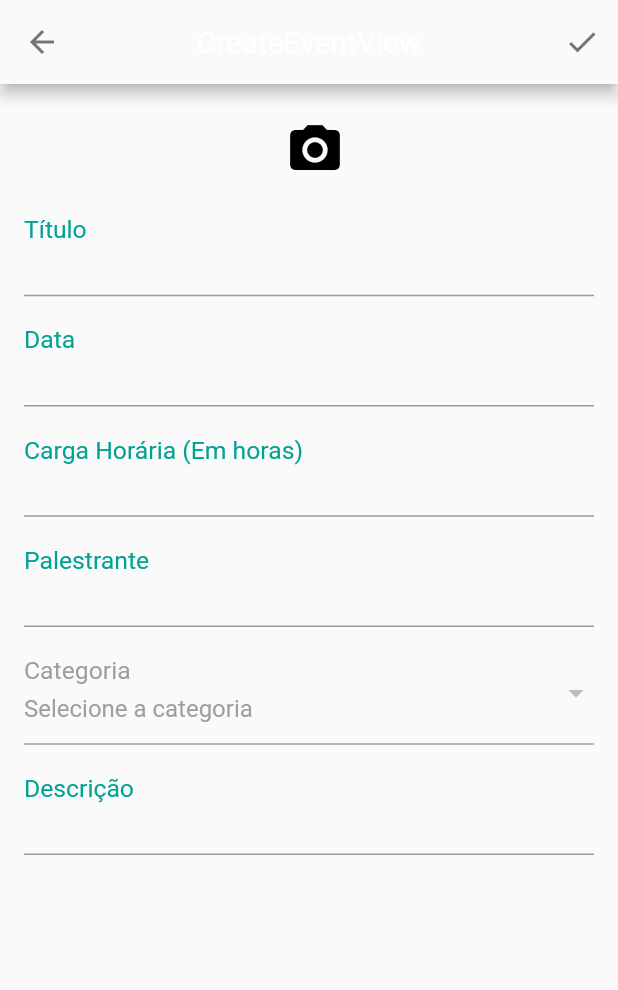
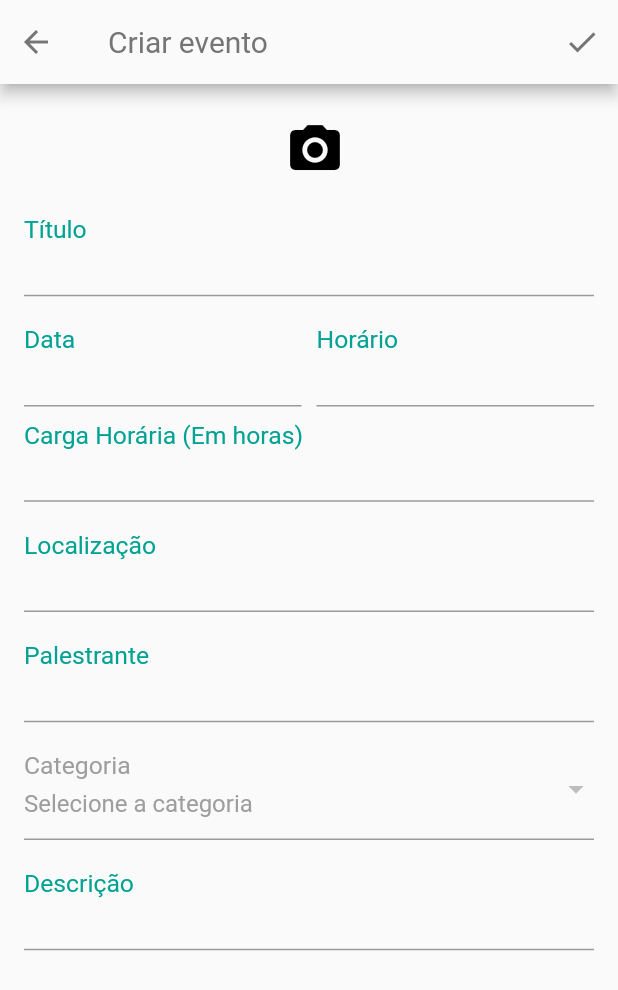
Before and after one commit to iagoGB/PAAP-APP, a Flutter app: the AdminEventsView screen opened by its route, after a tap on "Criar", on a phone screen of 412 x 824 dp. Shown: the top 990 px of the screen. Run offline on Flutter 3.47's test engine with Material 2 defaults, Android fonts, the phone set to English and light mode, and no system bars; our stand-ins replace get, get_storage, image_picker; missing offline and left inert: back_button_interceptor, flutter_barcode_scanner; accounts and stored records are empty; network calls fail.

Commit message:
Compartilhando componentes, edição de evento funcional

```diff
--- a/lib/app/data/models/event_model.dart
+++ b/lib/app/data/models/event_model.dart
@@ -1,12 +1,15 @@
+import 'package:paap_app/app/data/models/category_model.dart';
+
 class Event {
   int? id;
   String? picture;
   String? title;
   String? location;
+  String? description;
   String? qrCode;
   DateTime? dateTime;
   int? workload;
-  String? category;
+  Category? category;
   List<String>? speakers;
   List<String>? enrolled;
 
@@ -15,6 +18,7 @@ class Event {
     this.picture,
     this.title,
     this.location,
+    this.description,
     this.qrCode,
     this.dateTime,
     this.workload,
@@ -28,10 +32,12 @@ class Event {
     picture = json['picture'];
     title = json['title'];
     location = json['location'];
+    description = json['description'];
     qrCode = json['qrCode'];
     dateTime = DateTime.tryParse(json['dateTime']);
     workload = json['workload'];
-    category = json['category'];
+    category =
+        json['category'] != null ? Category?.fromJson(json['category']) : null;
     speakers = json['speakers'].cast<String>();
     enrolled = json['enrolled'].cast<String>();
   }
@@ -42,10 +48,13 @@ class Event {
     data['picture'] = picture;
     data['title'] = title;
     data['location'] = location;
+    data['description'] = description;
     data['qrCode'] = qrCode;
     data['dateTime'] = dateTime;
     data['workload'] = workload;
-    data['category'] = category;
+    if (category != null) {
+      data['category'] = category?.toJson();
+    }
     data['speakers'] = speakers;
     data['enrolled'] = enrolled;
     return data;
--- a/lib/app/data/providers/api_provider.dart
+++ b/lib/app/data/providers/api_provider.dart
@@ -11,10 +11,13 @@ class ApiProvider extends GetConnect {
     var auth = storage.read('auth');
     //1.base_url
     httpClient.baseUrl = BASE_URL;
-    httpClient.addAuthenticator<dynamic>((request) async {
+    httpClient.timeout = Duration(seconds: 20);
+    httpClient.addRequestModifier<dynamic>((request) {
+      print('executou interceptor');
       request.headers['Authorization'] = "${auth['token']}";
+      print(request.headers);
       return request;
     });
-    super.onInit();
+    // super.onInit();
   }
 }
--- a/lib/app/data/providers/event_provider.dart
+++ b/lib/app/data/providers/event_provider.dart
@@ -1,3 +1,6 @@
+import 'dart:convert';
+import 'package:path/path.dart';
+
 import 'package:get/get.dart';
 
 import 'package:paap_app/app/data/providers/api_provider.dart';
@@ -6,7 +9,7 @@ import 'package:paap_app/app/data/providers/storage_provider.dart';
 import '../models/event_model.dart';
 
 class EventProvider extends GetConnect {
-  final ApiProvider apiProvider;
+  ApiProvider apiProvider;
   final StorageProvider storageProvider;
 
   EventProvider(
@@ -15,7 +18,9 @@ class EventProvider extends GetConnect {
   );
 
   @override
-  void onInit() {}
+  void onInit() {
+    this.apiProvider = Get.find<ApiProvider>();
+  }
 
   Future<List<Event?>> getOpens() async {
     final response = await apiProvider.get('/event/open');
@@ -46,8 +51,29 @@ class EventProvider extends GetConnect {
     return response.body.map<Event>((e) => Event.fromJson(e)).toList();
   }
 
-  Future<Response<Event>> postEvent(Event event) async =>
-      await post('event', event);
+  Future<void> postEvent(image, event) async {
+    final formData = FormData({
+      'image': MultipartFile(image, filename: '${basename(image.path)}'),
+      'event': jsonEncode(event)
+    });
+    var response = await apiProvider.post('/event', formData);
+    if (response.hasError) {
+      throw new Exception('Erro ao criar novo evento');
+    }
+  }
+
+  updateEvent(image, event) async {
+    final formData = FormData({
+      'image': image != null
+          ? MultipartFile(image, filename: '${basename(image.path)}')
+          : null,
+      'event': jsonEncode(event)
+    });
+    var response = await apiProvider.put('/event', formData);
+    if (response.hasError) {
+      throw new Exception('Erro ao criar novo evento ${response.bodyString}');
+    }
+  }
 
   Future<Response> deleteEvent(int id) async => await delete('event/$id');
 
@@ -86,4 +112,16 @@ class EventProvider extends GetConnect {
         throw new Exception('Erro ao tentar registrar presença');
     }
   }
+
+  Future<List<Event?>> getAll() async {
+    var auth = storageProvider.getAuth();
+    final response = await apiProvider.get('/event');
+    if (response.hasError) {
+      print('error api ${response.bodyString}');
+      throw new Exception('Erro ao buscar eventos');
+    }
+    return response.body['content']
+        .map<Event>((e) => Event.fromJson(e))
+        .toList();
+  }
 }
--- a/lib/app/modules/admin_events/bindings/admin_events_binding.dart
+++ b/lib/app/modules/admin_events/bindings/admin_events_binding.dart
@@ -1,4 +1,6 @@
 import 'package:get/get.dart';
+import 'package:paap_app/app/data/providers/api_provider.dart';
+import 'package:paap_app/app/data/providers/event_provider.dart';
 import 'package:paap_app/app/data/providers/storage_provider.dart';
 
 import '../controllers/admin_events_controller.dart';
@@ -6,11 +8,17 @@ import '../controllers/admin_events_controller.dart';
 class AdminEventsBinding extends Bindings {
   @override
   void dependencies() {
+    Get.lazyPut<ApiProvider>(
+      () => ApiProvider(),
+    );
     Get.lazyPut<StorageProvider>(
       () => StorageProvider(),
     );
+    Get.lazyPut<EventProvider>(
+      () => EventProvider(Get.find(), Get.find()),
+    );
     Get.lazyPut<AdminEventsController>(
-      () => AdminEventsController(Get.find()),
+      () => AdminEventsController(Get.find(), Get.find()),
     );
   }
 }
--- a/lib/app/modules/admin_events/controllers/admin_events_controller.dart
+++ b/lib/app/modules/admin_events/controllers/admin_events_controller.dart
@@ -1,14 +1,18 @@
 import 'package:get/get.dart';
+import 'package:paap_app/app/data/providers/event_provider.dart';
 import 'package:paap_app/app/data/providers/storage_provider.dart';
+import 'package:paap_app/app/routes/app_pages.dart';
 
-class AdminEventsController extends GetxController {
+class AdminEventsController extends GetxController with StateMixin {
   final StorageProvider storage;
+  final EventProvider eventProvider;
 
-  AdminEventsController(this.storage);
+  AdminEventsController(this.storage, this.eventProvider);
 
   @override
   void onInit() {
     super.onInit();
+    this.getAll();
   }
 
   @override
@@ -23,4 +27,23 @@ class AdminEventsController extends GetxController {
     this.storage.clear();
     Get.rootDelegate.offNamed('login');
   }
+
+  toCreateEvent() {
+    Get.rootDelegate.toNamed(Routes.CREATE_EVENT);
+  }
+
+  toDetails(id) {
+    Get.rootDelegate.toNamed(Routes.EVENT_DETAILS(id.toString()));
+  }
+
+  getAll() async {
+    await this.eventProvider.getAll().then((value) {
+      for (var i = 0; i < 10; i++) {
+        value.add(value[0]);
+      }
+      change(value, status: RxStatus.success());
+    }, onError: (err) {
+      change(null, status: RxStatus.error());
+    });
+  }
 }
--- a/lib/app/modules/admin_events/views/admin_events_view.dart
+++ b/lib/app/modules/admin_events/views/admin_events_view.dart
@@ -2,7 +2,9 @@ import 'package:flutter/material.dart';
 
 import 'package:get/get.dart';
 import 'package:paap_app/app/modules/shared/widgets/admin_app_bar.dart';
-import 'package:paap_app/app/routes/app_pages.dart';
+import 'package:paap_app/app/modules/shared/widgets/error_feedback.dart';
+import 'package:paap_app/app/modules/shared/widgets/event_card.dart';
+import 'package:paap_app/app/modules/shared/widgets/no_events_feedback.dart';
 
 import '../controllers/admin_events_controller.dart';
 
@@ -15,14 +17,43 @@ class AdminEventsView extends GetView<AdminEventsController> {
         iconColor: Get.isDarkMode ? Colors.yellow : Colors.black,
         controller: controller,
       ),
-      body: SingleChildScrollView(
-        child: Column(
-          children: [
-            ElevatedButton(
-              onPressed: () => Get.rootDelegate.toNamed(Routes.CREATE_EVENT),
-              child: Text("Criar"),
-            )
-          ],
+      body: controller.obx(
+        (state) => ListView.builder(
+          itemCount: state.length,
+          itemBuilder: (_, index) => EventCard(
+            event: state[index],
+            onTapFunction: controller.toDetails,
+            textColor: Get.theme.primaryColor,
+          ),
+        ),
+        onEmpty: NoEventsFeedback(
+            'assets/images/no_past_events.png', 'Nenhum evento no momento'),
+        onError: (error) => ErrorFeedback(error),
+      ),
+      floatingActionButtonLocation: FloatingActionButtonLocation.centerFloat,
+      floatingActionButton: Container(
+        color: Color(0x00ffffff),
+        // padding: EdgeInsets.symmetric(vertical: 8, horizontal: 100),
+        // margin: EdgeInsets.symmetric(horizontal: 8, vertical: 8),
+        height: 50,
+        width: 130,
+        child: ElevatedButton(
+          onPressed: () => controller.toCreateEvent(),
+          child: Row(
+            mainAxisAlignment: MainAxisAlignment.center,
+            crossAxisAlignment: CrossAxisAlignment.center,
+            children: [
+              Icon(Icons.add_circle_sharp),
+              Container(margin: EdgeInsets.only(right: 5)),
+              Text(
+                "Criar",
+                style: TextStyle(fontSize: 16),
+              ),
+            ],
+          ),
+          style: ElevatedButton.styleFrom(
+            primary: Get.theme.primaryColor,
+          ),
         ),
       ),
     );
--- a/lib/app/modules/create_event/bindings/create_event_binding.dart
+++ b/lib/app/modules/create_event/bindings/create_event_binding.dart
@@ -9,20 +9,21 @@ import '../controllers/create_event_controller.dart';
 class CreateEventBinding extends Bindings {
   @override
   void dependencies() {
+    Get.lazyPut<StorageProvider>(
+      () => StorageProvider(),
+    );
     Get.lazyPut<ApiProvider>(
       () => ApiProvider(),
     );
-    Get.lazyPut<StorageProvider>(
-      () => StorageProvider(),
+    Get.lazyPut<CategoryProvider>(
+      () => CategoryProvider(Get.find()),
     );
     Get.lazyPut<EventProvider>(
       () => EventProvider(Get.find(), Get.find()),
     );
-    Get.lazyPut<CategoryProvider>(
-      () => CategoryProvider(Get.find()),
-    );
     Get.lazyPut<CreateEventController>(
       () => CreateEventController(
+        Get.parameters['eventId'] ?? '',
         eventProvider: Get.find(),
         categoryProvider: Get.find(),
       ),
--- a/lib/app/modules/create_event/views/create_event_view.dart
+++ b/lib/app/modules/create_event/views/create_event_view.dart
@@ -2,6 +2,7 @@ import 'package:flutter/material.dart';
 
 import 'package:get/get.dart';
 import 'package:paap_app/app/modules/shared/widgets/custom_text_field.dart';
+import 'package:paap_app/app/routes/app_pages.dart';
 
 import '../controllers/create_event_controller.dart';
 
@@ -12,16 +13,27 @@ class CreateEventView extends GetView<CreateEventController> {
     return Scaffold(
       appBar: AppBar(
         backgroundColor: Get.theme.scaffoldBackgroundColor,
-        title: Text('CreateEventView'),
-        centerTitle: true,
-        leading: IconButton(
+        title: Obx(
+          () => Text(
+            controller.appBarTitle.value,
+            style: TextStyle(
+              color: Get.isDarkMode ? Colors.yellow : Colors.grey[600],
+            ),
+          ),
+        ),
+        centerTitle: false,
+        leading: Row(
+          children: [
+            IconButton(
               onPressed: () {
-            Get.rootDelegate.popRoute();
+                Get.rootDelegate.offNamed(Routes.ADMIN_EVENTS);
               },
               icon: Icon(
                 Icons.arrow_back_outlined,
                 color: Get.isDarkMode ? Colors.yellow : Colors.grey[600],
               ),
+            ),
+          ],
         ),
         actions: [
           IconButton(
@@ -33,17 +45,23 @@ class CreateEventView extends GetView<CreateEventController> {
           )
         ],
       ),
-      body: SingleChildScrollView(
+      body: Obx(
+        () => controller.isLoading.value
+            ? Center(
+                child: CircularProgressIndicator(),
+              )
+            : SingleChildScrollView(
                 child: Column(
                   children: [
-            mountForm(),
+                    mountForm(context),
                   ],
+                ),
               ),
       ),
     );
   }
 
-  Form mountForm() {
+  Form mountForm(context) {
     return Form(
       key: controller.eventFormKey,
       child: Padding(
@@ -78,12 +96,36 @@ class CreateEventView extends GetView<CreateEventController> {
               labelColor: Get.theme.primaryColor,
               maxLines: 2,
             ),
-            CustomTextFormField(
-              validator: controller.dateValidator,
+            Row(
+              children: [
+                Expanded(
+                  flex: 2,
+                  child: TextFormField(
+                    validator: (value) => controller.dateValidator(value!),
                     controller: controller.dateController,
-              inputType: TextInputType.datetime,
+                    onTap: () => controller.displayDatePicker(context),
+                    decoration: decorationStyle(
                       label: 'Data',
                       labelColor: Get.theme.primaryColor,
+                    ),
+                  ),
+                ),
+                Container(
+                  width: 10,
+                ),
+                Expanded(
+                  flex: 2,
+                  child: TextFormField(
+                    validator: (value) => controller.timeValidator(value!),
+                    controller: controller.timeController,
+                    onTap: () => controller.displayTimePick(context),
+                    decoration: decorationStyle(
+                      label: 'Horário',
+                      labelColor: Get.theme.primaryColor,
+                    ),
+                  ),
+                ),
+              ],
             ),
             CustomTextFormField(
               validator: controller.workloadValidator,
@@ -91,6 +133,13 @@ class CreateEventView extends GetView<CreateEventController> {
               inputType: TextInputType.numberWithOptions(
                   signed: false, decimal: false),
               label: 'Carga Horária (Em horas)',
+              labelColor: Get.theme.primaryColor,
+            ),
+            CustomTextFormField(
+              validator: controller.locationValidator,
+              controller: controller.locationController,
+              inputType: TextInputType.text,
+              label: 'Localização',
               labelColor: Get.theme.primaryColor,
             ),
             CustomTextFormField(
@@ -105,7 +154,9 @@ class CreateEventView extends GetView<CreateEventController> {
                 margin: EdgeInsets.only(bottom: 10),
                 child: DropdownButtonFormField(
                   hint: Text('Selecione a categoria'),
-                  onChanged: (value) => print(value.toString()),
+                  value: controller.selectedCategory,
+                  onChanged: (value) =>
+                      controller.selectedCategory = value as int,
                   validator: (value) => controller.validateCategory(value),
                   autovalidateMode: AutovalidateMode.onUserInteraction,
                   decoration: decorationStyle(
--- a/lib/app/modules/events/views/events_view.dart
+++ b/lib/app/modules/events/views/events_view.dart
@@ -90,7 +90,7 @@ class EventsView extends GetView<EventsController> {
         ),
         onEmpty: NoEventsFeedback('assets/images/no_past_events.png',
             'Você ainda não esteve presente em nenhum evento'),
-        onError: (error) => ErrorFeedback(error),
+        onError: (error) => ErrorFeedback(error ?? 'Erro ao buscar eventos'),
       ),
     );
   }
--- a/lib/app/modules/shared/widgets/custom_text_field.dart
+++ b/lib/app/modules/shared/widgets/custom_text_field.dart
@@ -6,12 +6,14 @@ Widget CustomTextFormField({
   required TextInputType inputType,
   required dynamic validator,
   required dynamic controller,
+  onSaved,
   int maxLines = 1,
 }) {
   return Container(
     margin: EdgeInsets.only(bottom: 10),
     child: TextFormField(
       validator: (val) => validator(val),
+      onSaved: (val) => onSaved,
       controller: controller,
       keyboardType: inputType,
       autovalidateMode: AutovalidateMode.onUserInteraction,
--- /dev/null
+++ b/lib/app/modules/shared/widgets/error_feedback.dart
@@ -0,0 +1,5 @@
+import 'package:flutter/material.dart';
+
+Center ErrorFeedback(String? error) => Center(
+      child: Text(error != null ? error : ''),
+    );
--- a/lib/app/routes/app_pages.dart
+++ b/lib/app/routes/app_pages.dart
@@ -1,4 +1,3 @@
-import 'package:flutter/material.dart';
 import 'package:get/get.dart';
 
 import 'package:paap_app/app/modules/create_event/bindings/create_event_binding.dart';
@@ -134,6 +133,11 @@ class AppPages {
                   page: () => CreateEventView(),
                   binding: CreateEventBinding(),
                 ),
+                GetPage(
+                  name: _Paths.UPDATE_EVENT,
+                  page: () => CreateEventView(),
+                  binding: CreateEventBinding(),
+                ),
               ],
             ),
             GetPage(
--- a/lib/app/routes/app_routes.dart
+++ b/lib/app/routes/app_routes.dart
@@ -17,6 +17,10 @@ abstract class Routes {
   static const USERS = _Paths.ADMIN + _Paths.USERS;
   static const CREATE_EVENT =
       _Paths.ADMIN + _Paths.ADMIN_EVENTS + _Paths.CREATE_EVENT;
+  static String UPDATE_EVENT(String id) =>
+      _Paths.ADMIN +
+      _Paths.ADMIN_EVENTS +
+      _Paths.UPDATE_EVENT.replaceAll(':eventId', id);
 }
 
 abstract class _Paths {
@@ -31,4 +35,5 @@ abstract class _Paths {
   static const EVENT_DETAILS = '/event-details/:eventId';
   static const USERS = '/users';
   static const CREATE_EVENT = '/create-event';
+  static const UPDATE_EVENT = '/update-event/:eventId';
 }
```
Also changed, not shown: lib/app/modules/create_event/controllers/create_event_controller.dart (+160 -23 lines), lib/app/modules/event_details/controllers/event_details_controller.dart (+15 -1 lines), lib/app/modules/event_details/views/event_details_view.dart (+20 -2 lines), lib/app/modules/shared/widgets/event_card.dart (added, +79 -0 lines), lib/app/modules/shared/widgets/no_events_feedback.dart (added, +12 -0 lines). Lines whose indentation alone changed are shown as unchanged.
